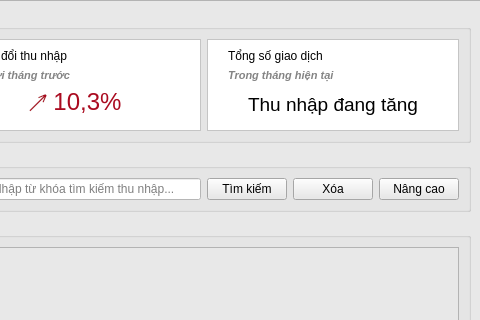
First picture: the form in dashboard.ui, repository nmchien1106/PBL2_MONEYTRACKER, before the edit; both pictures show x 540 to 1020 and y 0 to 320 of the 1020 by 731 pixel window.
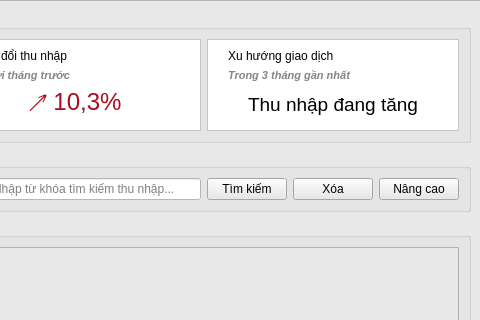
Second picture: the form after the edit. Icons and pictures are not drawn.

The edit to the form file:
```diff
--- a/dashboard.ui
+++ b/dashboard.ui
@@ -2013,7 +2013,7 @@
                   </sizepolicy>
                  </property>
                  <property name="text">
-                  <string>Tổng số giao dịch</string>
+                  <string>Xu hướng giao dịch</string>
                  </property>
                 </widget>
                </item>
@@ -2026,7 +2026,7 @@
                   </sizepolicy>
                  </property>
                  <property name="text">
-                  <string>&lt;html&gt;&lt;head/&gt;&lt;body&gt;&lt;p&gt;&lt;span style=&quot; font-size:8pt; font-weight:700; font-style:italic; color:#848484;&quot;&gt;Trong tháng hiện tại&lt;/span&gt;&lt;/p&gt;&lt;/body&gt;&lt;/html&gt;</string>
+                  <string>&lt;html&gt;&lt;head/&gt;&lt;body&gt;&lt;p&gt;&lt;span style=&quot; font-size:8pt; font-weight:700; font-style:italic; color:#848484;&quot;&gt;Trong 3 tháng gần nhất&lt;/span&gt;&lt;/p&gt;&lt;/body&gt;&lt;/html&gt;</string>
                  </property>
                 </widget>
                </item>
```
Left out of the diff: 8 changed lines with no effect on the pictures.
